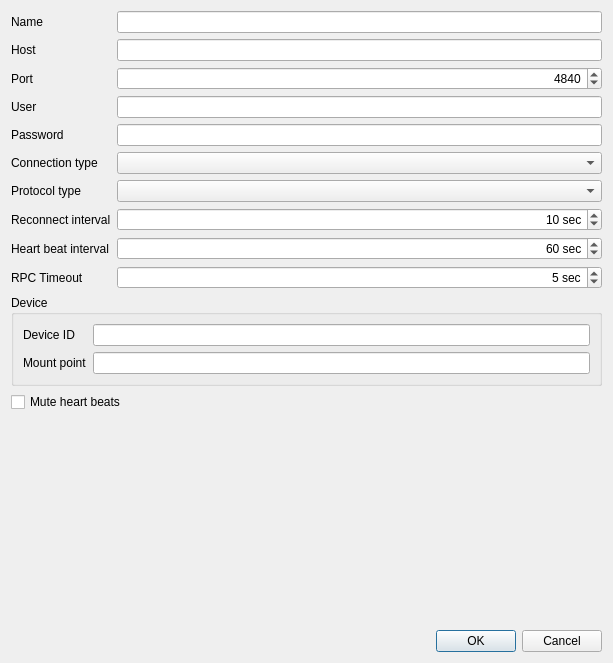
This is src/dlgserverproperties.ui in syyyr/shvspy as Qt 5 draws it before an edit. The edited form follows.
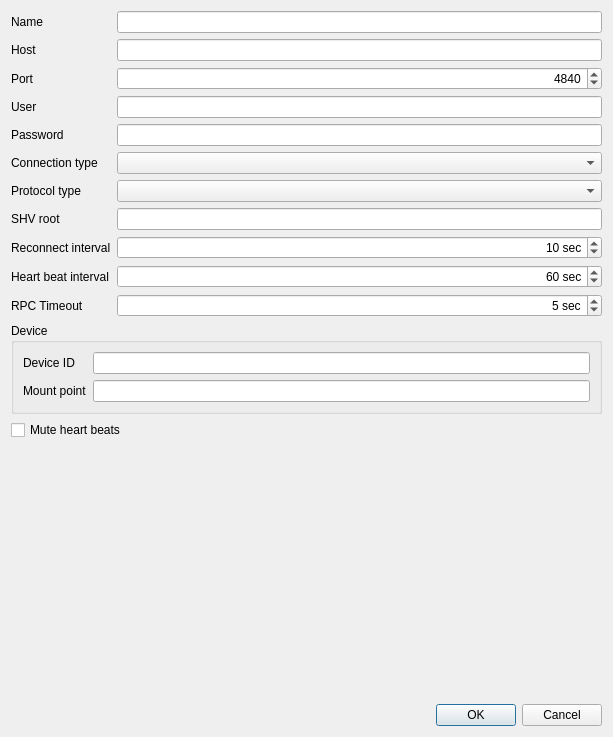
This is the edited form.

Commit message: shvspy: SHV root supported for users with only subtree enabled

```diff
--- a/src/dlgserverproperties.ui
+++ b/src/dlgserverproperties.ui
@@ -7,7 +7,7 @@
     <x>0</x>
     <y>0</y>
     <width>613</width>
-    <height>663</height>
+    <height>737</height>
    </rect>
   </property>
   <property name="windowTitle">
@@ -111,14 +111,14 @@
        </property>
       </widget>
      </item>
-     <item row="7" column="0">
+     <item row="8" column="0">
       <widget class="QLabel" name="label_10">
        <property name="text">
         <string>Reconnect interval</string>
        </property>
       </widget>
      </item>
-     <item row="7" column="1">
+     <item row="8" column="1">
       <widget class="QSpinBox" name="rpc_reconnectInterval">
        <property name="toolTip">
         <string>Reconnect to broker if connection lost at least after recoonect-interval seconds. Disabled when set to 0</string>
@@ -140,14 +140,14 @@
        </property>
       </widget>
      </item>
-     <item row="8" column="0">
+     <item row="9" column="0">
       <widget class="QLabel" name="label_11">
        <property name="text">
         <string>Heart beat interval</string>
        </property>
       </widget>
      </item>
-     <item row="8" column="1">
+     <item row="9" column="1">
       <widget class="QSpinBox" name="rpc_heartbeatInterval">
        <property name="toolTip">
         <string>Send heart beat to broker every n sec. Disabled when set to 0.</string>
@@ -169,7 +169,7 @@
        </property>
       </widget>
      </item>
-     <item row="10" column="0" colspan="2">
+     <item row="11" column="0" colspan="2">
       <widget class="QGroupBox" name="grpDevice">
        <property name="title">
         <string>Device</string>
@@ -198,14 +198,14 @@
        </layout>
       </widget>
      </item>
-     <item row="9" column="0">
+     <item row="10" column="0">
       <widget class="QLabel" name="label_12">
        <property name="text">
         <string>RPC Timeout</string>
        </property>
       </widget>
      </item>
-     <item row="9" column="1">
+     <item row="10" column="1">
       <widget class="QSpinBox" name="rpc_timeout">
        <property name="toolTip">
         <string>Send heart beat to broker every n sec. Disabled when set to 0.</string>
@@ -230,6 +230,16 @@
        </property>
       </widget>
      </item>
+     <item row="7" column="0">
+      <widget class="QLabel" name="label_13">
+       <property name="text">
+        <string>SHV root</string>
+       </property>
+      </widget>
+     </item>
+     <item row="7" column="1">
+      <widget class="QLineEdit" name="shvRoot"/>
+     </item>
     </layout>
    </item>
    <item>
```
Left out of the diff: 2 changed lines with no effect on the pictures. The commit also changes 6 other files.
